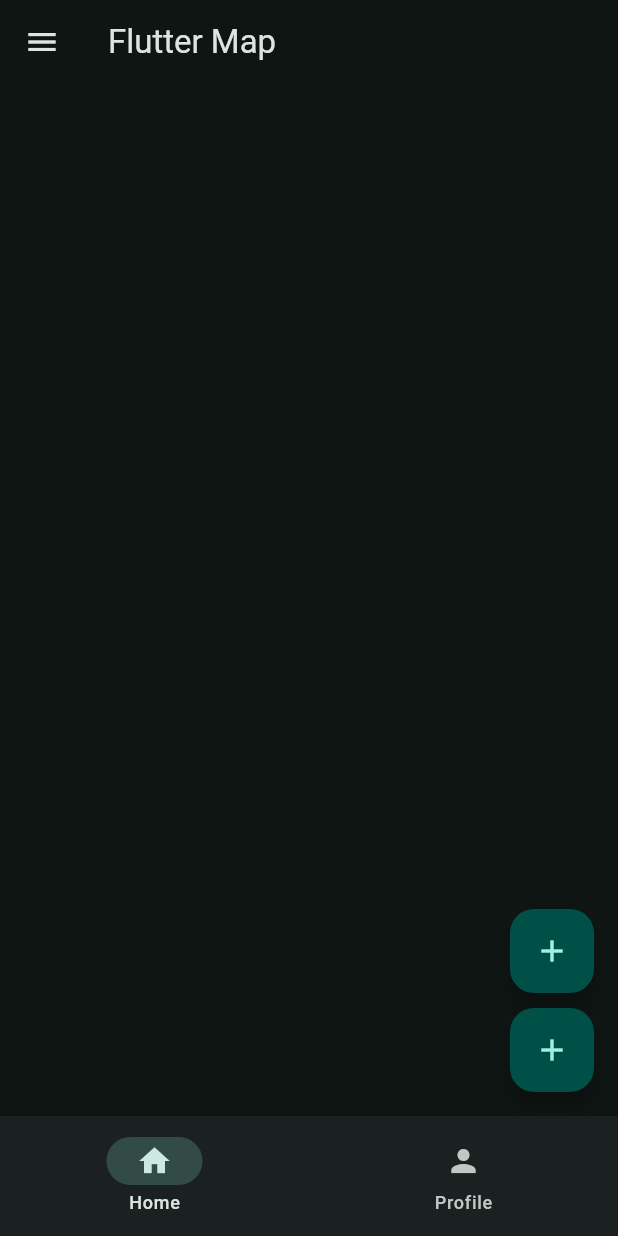
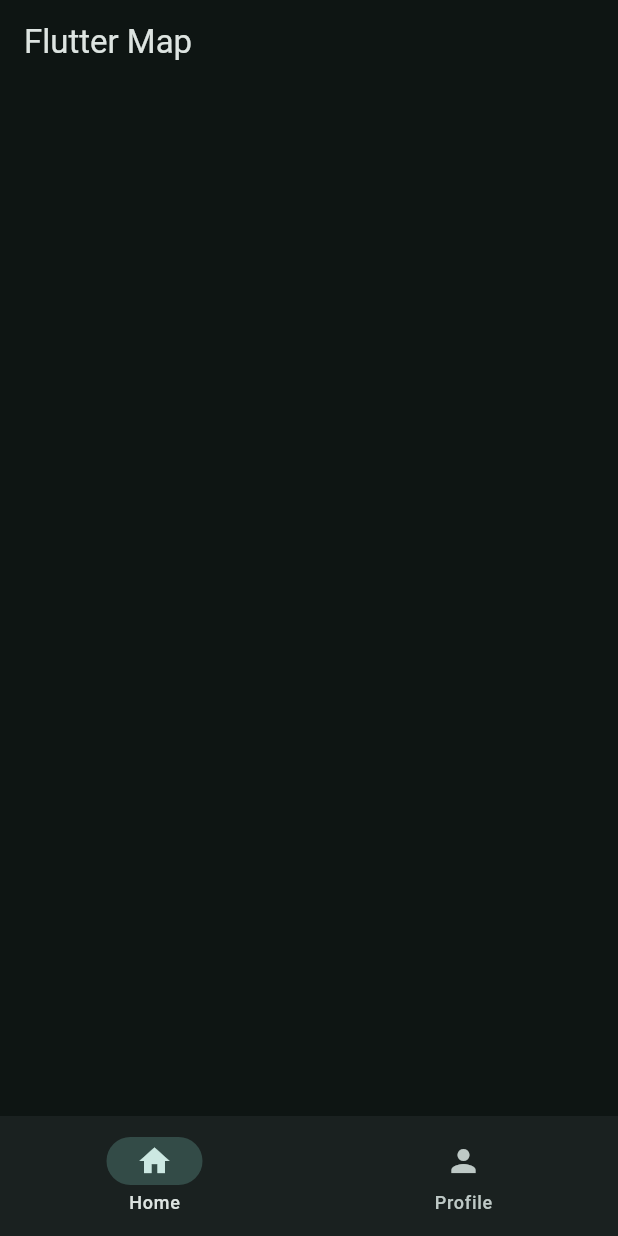
Before and after one commit to gitnassima20/study-buddy, a Flutter app: the screen it shows after launch, on a phone screen of 412 x 824 dp. Run offline on Flutter 3.47's test engine with Material 3 defaults, Android fonts, the phone set to English and light mode, and no system bars.

Commit message:
feat(cleanup): Removed uncessary widgets

```diff
--- a/lib/main.dart
+++ b/lib/main.dart
@@ -23,22 +23,6 @@ class MyApp extends StatelessWidget {
       ),
       home: Scaffold(
         appBar: AppBar(title: Text('Flutter Map')),
-        drawer: Drawer(
-          child: Column(
-            children: [
-              DrawerHeader(child: Text('Menu')),
-              ListTile(title: Text('Logout')),
-            ],
-          ),
-        ),
-        floatingActionButton: Column(
-          mainAxisSize: MainAxisSize.min,
-          children: [
-            FloatingActionButton(onPressed: () {}, child: Icon(Icons.add)),
-            SizedBox(height: 10.0),
-            FloatingActionButton(onPressed: () {}, child: Icon(Icons.add)),
-          ],
-        ),
         bottomNavigationBar: NavigationBar(
           destinations: [
             NavigationDestination(icon: Icon(Icons.home), label: 'Home'),
```
